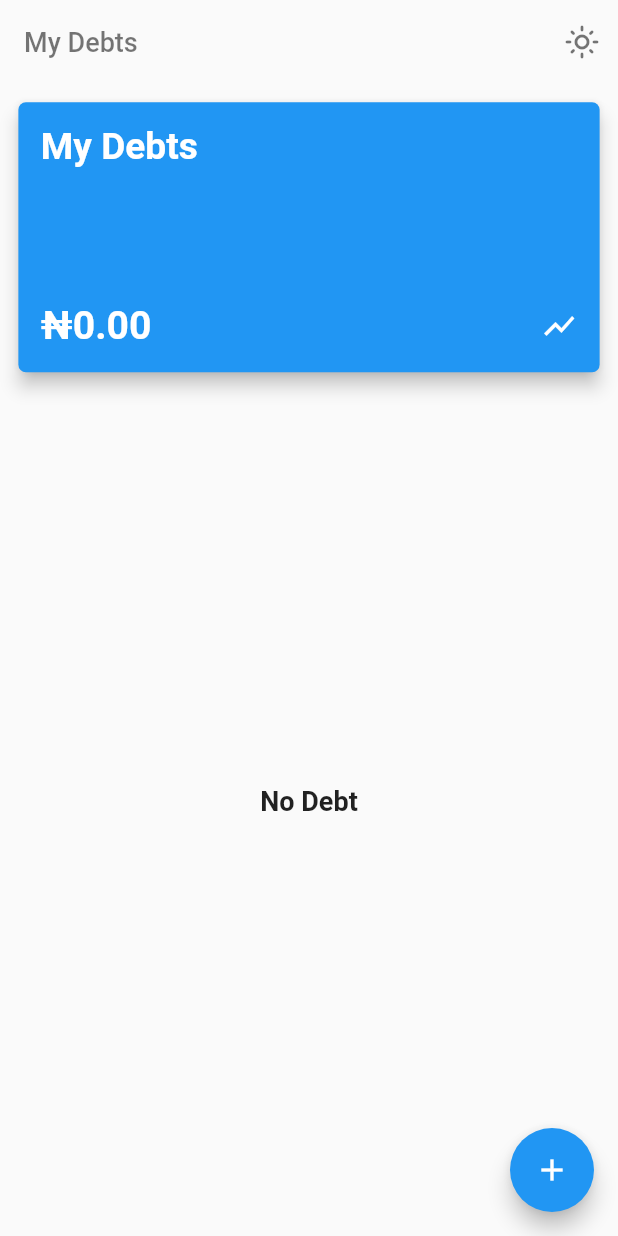
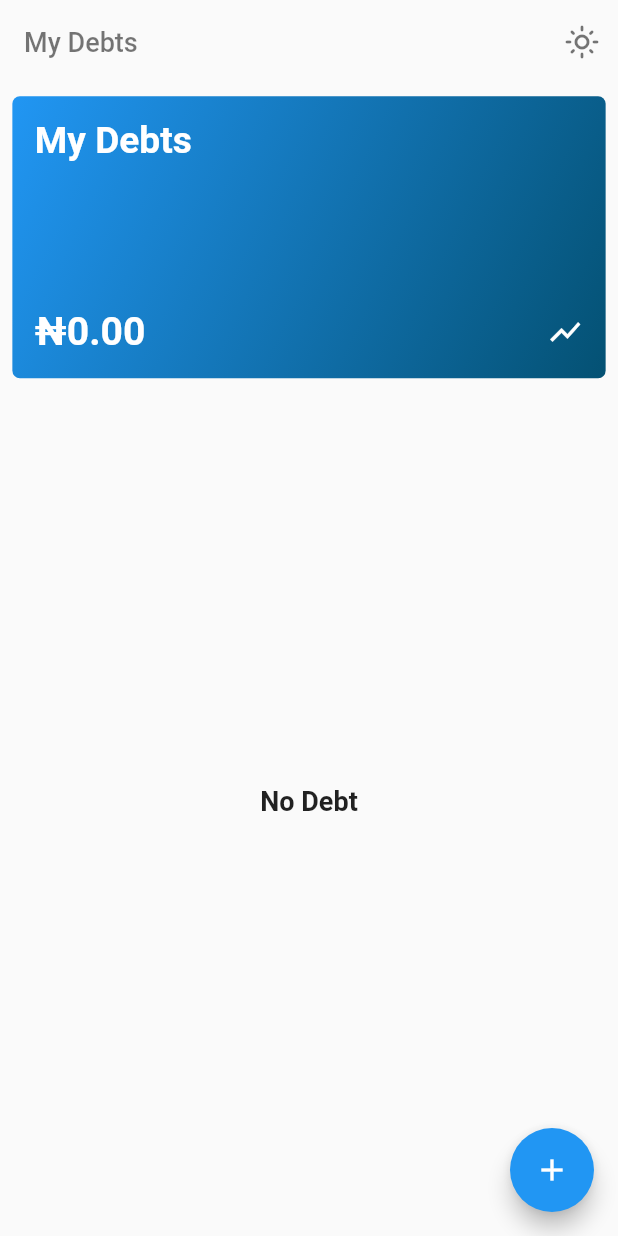
Before and after one commit to musjib999/debt_collector, a Flutter app: the screen it shows after launch, on a phone screen of 412 x 824 dp. Run offline on Flutter 3.47's test engine with Material 2 defaults, Android fonts, the light colour scheme and no system bars; our stand-ins replace adaptive_theme, argon_buttons_flutter_fix, bloc, equatable, flutter_bloc, shared_preferences and 1 more.

Commit message:
UI design improved

```diff
--- a/lib/shared/themes/colors.dart
+++ b/lib/shared/themes/colors.dart
@@ -2,6 +2,8 @@ import 'package:flutter/material.dart';
 
 class AppColors{
   static Color fairlyWhite = Colors.grey.shade50;
+  static const Color fairlyBlue = Color(0xff117DAC);
+  static const Color awesomeBlue = Color(0xff045173);
   static const Color darkBlue = Color(0xff14243d);
   static const Color darkerBlue = Color(0xff0c182b);
 }
--- a/lib/shared/widgets/cards/debt_card.dart
+++ b/lib/shared/widgets/cards/debt_card.dart
@@ -1,4 +1,5 @@
 import 'package:debt_collector/core/core.dart';
+import 'package:debt_collector/shared/themes/colors.dart';
 import 'package:flutter/material.dart';
 import 'package:sizer/sizer.dart';
 
@@ -11,11 +12,17 @@ class DebtCard extends StatelessWidget {
 
   @override
   Widget build(BuildContext context) {
-    return Card(
-      elevation: 5,
-      color: Colors.blue,
-      shape: RoundedRectangleBorder(
-        borderRadius: BorderRadius.circular(5.0),
+    return Container(
+      decoration: BoxDecoration(
+          borderRadius: BorderRadius.circular(5.0),
+        gradient: const LinearGradient(
+          begin: Alignment.topLeft,
+          end: Alignment.bottomRight,
+          colors: [
+            Colors.blue,
+            AppColors.awesomeBlue,
+          ],
+        ),
       ),
       child: Padding(
         padding: const EdgeInsets.all(15.0),
--- a/lib/view/screens/add_debt.dart
+++ b/lib/view/screens/add_debt.dart
@@ -1,5 +1,6 @@
 import 'dart:io';
 
+import 'package:adaptive_theme/adaptive_theme.dart';
 import 'package:debt_collector/index.dart';
 import 'package:flutter/cupertino.dart';
 import 'package:flutter/material.dart';
@@ -46,6 +47,7 @@ class _AddDebtState extends State<AddDebt> {
               children: [
                 TextFormField(
                   controller: name,
+                  style: TextStyle(color: AdaptiveTheme.of(context).mode == AdaptiveThemeMode.dark ? AppColors.fairlyWhite : Colors.black),
                   decoration: const InputDecoration(
                     prefixIcon: Icon(Icons.person_outline),
                     hintText: 'Debtor',
@@ -55,6 +57,7 @@ class _AddDebtState extends State<AddDebt> {
                 const SizedBox(height: 12.0),
                 TextFormField(
                   controller: amount,
+                  style: TextStyle(color: AdaptiveTheme.of(context).mode == AdaptiveThemeMode.dark ? AppColors.fairlyWhite : Colors.black),
                   decoration: const InputDecoration(
                     prefixIcon: Icon(Icons.attach_money_outlined),
                     hintText: 'Amount',
@@ -103,6 +106,7 @@ class _AddDebtState extends State<AddDebt> {
                 const SizedBox(height: 12.0),
                 TextFormField(
                   controller: item,
+                  style: TextStyle(color: AdaptiveTheme.of(context).mode == AdaptiveThemeMode.dark ? AppColors.fairlyWhite : Colors.black),
                   decoration: const InputDecoration(
                     prefixIcon: Icon(Icons.card_travel),
                     hintText: 'item',
```
Also changed, not shown: lib/view/screens/all_debts.dart (+10 -5 lines), lib/view/screens/single_debt.dart (+27 -10 lines).
